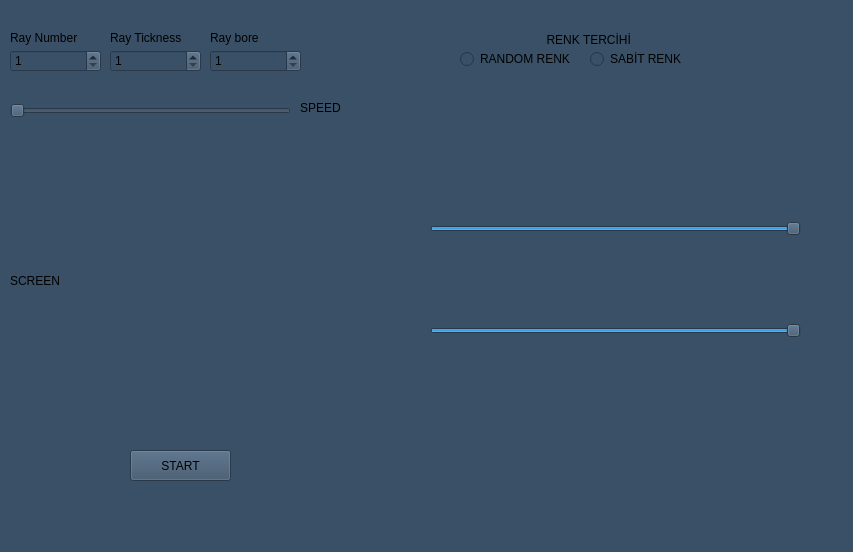
The window that RayAnimation/mainwindow.ui (brgokce/ZenopixNeoAnimasyonlar) describes before a commit, drawn with Qt 5.
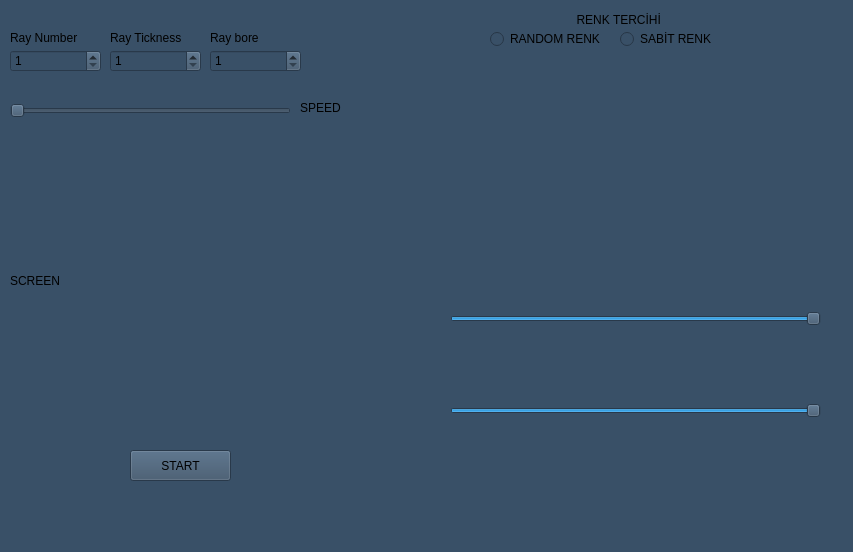
The same window after the commit.

Diff of the .ui file:
```diff
--- a/RayAnimation/mainwindow.ui
+++ b/RayAnimation/mainwindow.ui
@@ -62,8 +62,8 @@
    <widget class="QRadioButton" name="radioButton">
     <property name="geometry">
      <rect>
-      <x>460</x>
-      <y>50</y>
+      <x>490</x>
+      <y>30</y>
       <width>111</width>
       <height>18</height>
      </rect>
@@ -110,8 +110,8 @@
    <widget class="QLabel" name="label_7">
     <property name="geometry">
      <rect>
-      <x>490</x>
-      <y>30</y>
+      <x>520</x>
+      <y>10</y>
       <width>201</width>
       <height>20</height>
      </rect>
@@ -123,8 +123,8 @@
    <widget class="QRadioButton" name="radioButton_2">
     <property name="geometry">
      <rect>
-      <x>590</x>
-      <y>50</y>
+      <x>620</x>
+      <y>30</y>
       <width>111</width>
       <height>18</height>
      </rect>
@@ -207,10 +207,10 @@
    <widget class="QWidget" name="gridLayoutWidget_2">
     <property name="geometry">
      <rect>
-      <x>430</x>
-      <y>140</y>
+      <x>450</x>
+      <y>240</y>
       <width>371</width>
-      <height>281</height>
+      <height>251</height>
      </rect>
     </property>
     <layout class="QGridLayout" name="gridLayout_2">
```
Left out of the diff: 11 changed lines with no effect on the pictures.
